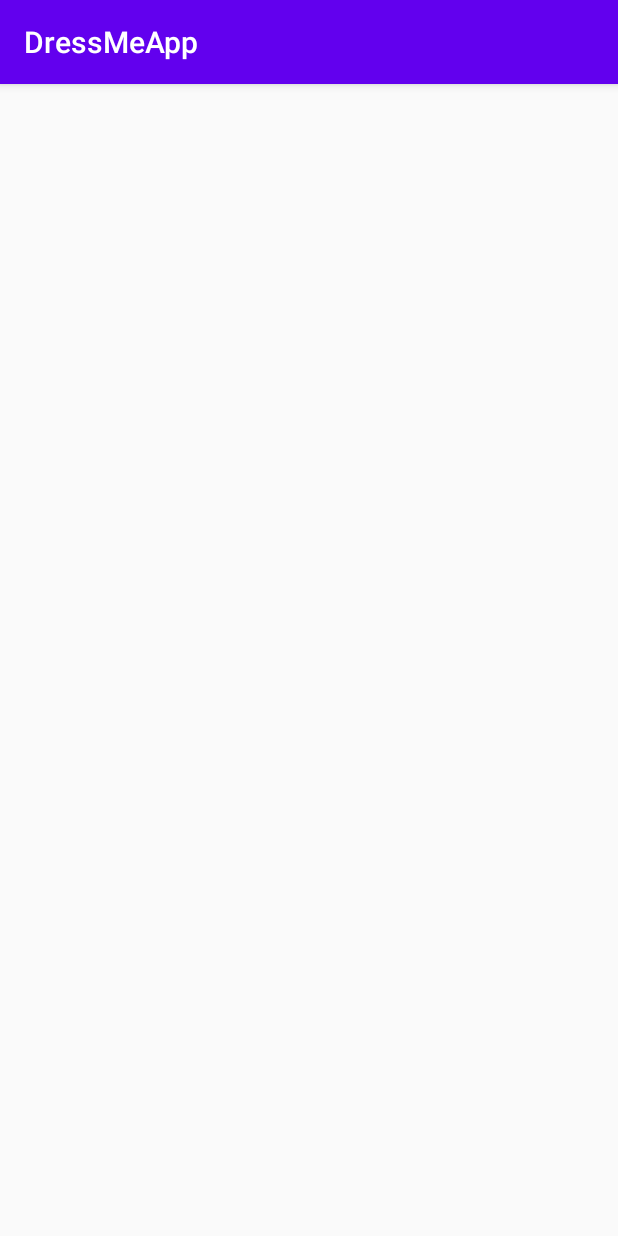
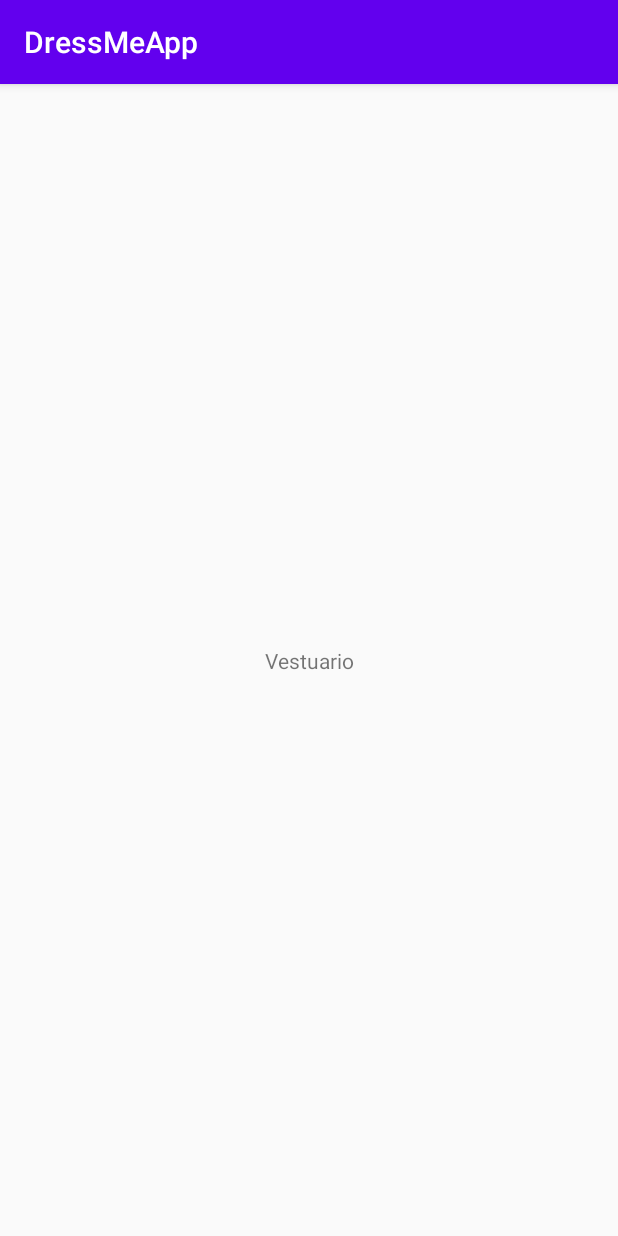
Before and after one commit to jblanava/DressMeApp, an Android app: the Vestuario screen opened directly, with no data from a screen before it, on a phone screen of 412 x 824 dp. Run offline under Robolectric (Android 15) with nearby library versions, the phone set to English and light mode, and no system bars.

Commit message:
Añadido TextView a Vestuario

```diff
--- a/app/src/main/res/layout/activity_vestuario.xml
+++ b/app/src/main/res/layout/activity_vestuario.xml
@@ -6,4 +6,13 @@
     android:layout_height="match_parent"
     tools:context=".Vestuario">
 
+    <TextView
+        android:id="@+id/textView2"
+        android:layout_width="wrap_content"
+        android:layout_height="wrap_content"
+        android:text="Vestuario"
+        app:layout_constraintBottom_toBottomOf="parent"
+        app:layout_constraintEnd_toEndOf="parent"
+        app:layout_constraintStart_toStartOf="parent"
+        app:layout_constraintTop_toTopOf="parent" />
 </androidx.constraintlayout.widget.ConstraintLayout>
```
